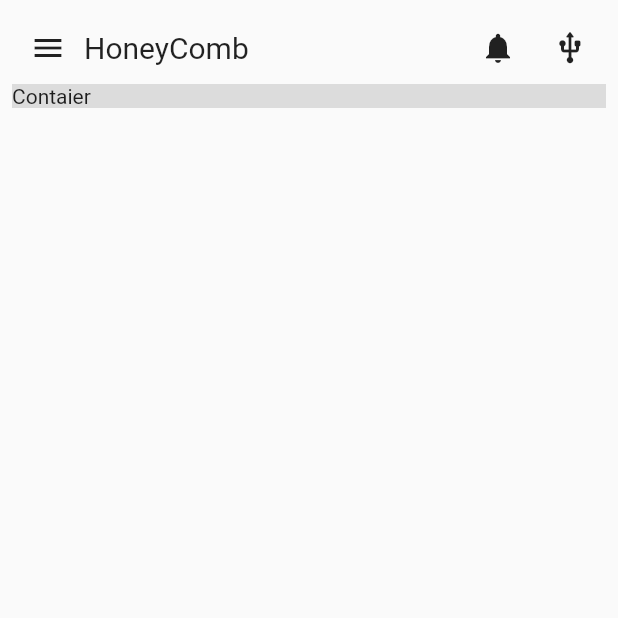
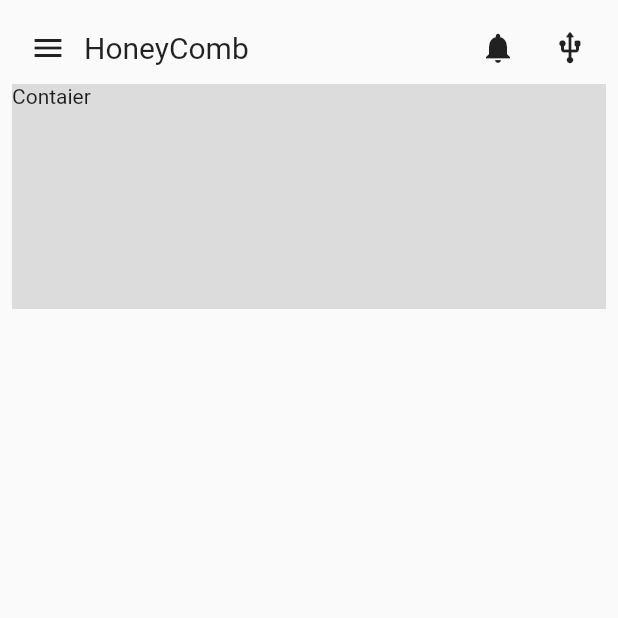
Before and after one commit to santamayengb/HoneyComb, a Flutter app: the screen it shows after launch, on a phone screen of 412 x 824 dp, the top half of it. Run offline on Flutter 3.47's test engine with Material 2 defaults, Android fonts, the phone set to English and light mode, and no system bars; our stand-ins replace clay_containers.

```diff
--- a/lib/main.dart
+++ b/lib/main.dart
@@ -50,6 +50,7 @@ class Loginpage extends StatelessWidget {
                 children: [
                   Expanded(
                       child: Container(
+                    height: 150,
                     color: Colors.black12,
                     child: Text("Contaier"),
                   ))
```
Also changed, not shown: pubspec.yaml (+7 -0 lines), pubspec.lock.
